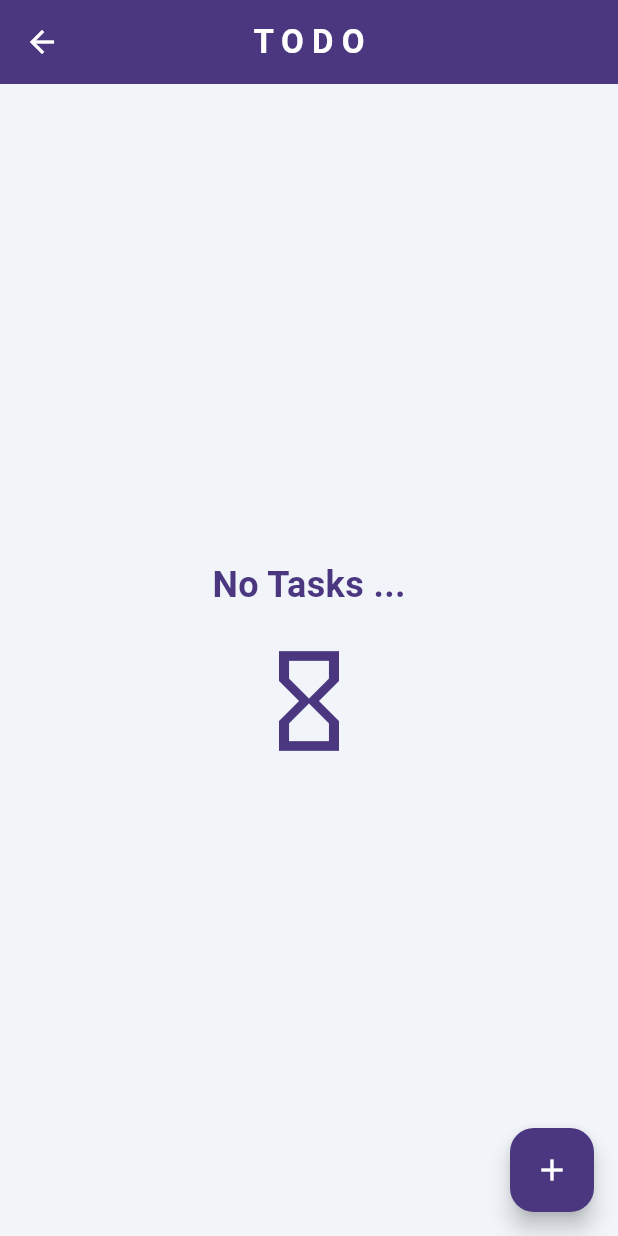
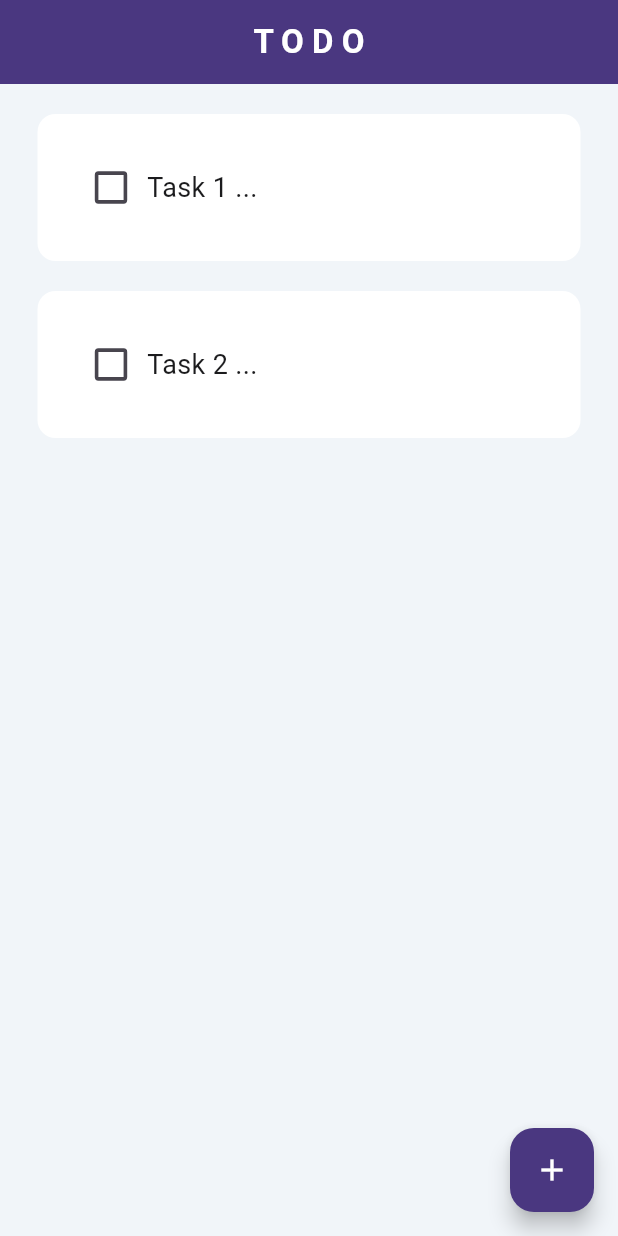
Before and after one commit to ATmilkyway/flutter_todo, a Flutter app: the TodoPage screen opened directly, on a phone screen of 412 x 824 dp. Run offline on Flutter 3.47's test engine with Material 3 defaults, Android fonts, the phone set to English and light mode, and no system bars; drawn by our look-alikes of flutter_slidable; our stand-ins replace hive_flutter; accounts and stored records are empty.

Commit message:
feat(hive): add localstorage function

```diff
--- /dev/null
+++ b/lib/data/database.dart
@@ -0,0 +1,21 @@
+import 'package:hive_flutter/hive_flutter.dart';
+
+class ToDoDatabase {
+  final _taskBox = Hive.box('taskBox');
+  List todoList = [];
+
+  void createInitialData() {
+    todoList = [
+      ['Task 1 ...', false],
+      ['Task 2 ...', false],
+    ];
+  }
+
+  void loadData() {
+    todoList = _taskBox.get('TODOLIST');
+  }
+
+  void updateDatabase() {
+    _taskBox.put('TODOLIST', todoList);
+  }
+}
--- a/lib/pages/todo_page.dart
+++ b/lib/pages/todo_page.dart
@@ -1,4 +1,6 @@
 import 'package:flutter/material.dart';
+import 'package:hive_flutter/hive_flutter.dart';
+import 'package:todo/data/database.dart';
 import 'package:todo/util/dialog_box.dart';
 import 'package:todo/util/todo_tile.dart';
 
@@ -10,20 +12,36 @@ class TodoPage extends StatefulWidget {
 }
 
 class _TodoPageState extends State<TodoPage> {
+  final _taskBox = Hive.box('taskBox');
   final _newTaskInputFieldController = TextEditingController();
 
-  final List tasks = [];
+  // final List tasks = [];
   //  final List tasks = [
   //   ['Finding a Job', false],
   //   ['Walking with Bobby', false],
   //   ['Washing Dishes', false],
   // ];
 
+  ToDoDatabase db = ToDoDatabase();
+
+  @override
+  void initState() {
+    super.initState();
+    // if this is the first time ever opeing the app
+    if(_taskBox.get("TODOLIST") == null){
+       db.createInitialData();
+    }
+    else{
+      db.loadData();
+
+    }
+  }
   // checkBoxChnaged
   void checkBoxChnaged(int index) {
     setState(() {
-      tasks[index][1] = !tasks[index][1];
+      db.todoList[index][1] = !db.todoList[index][1];
     });
+    db.updateDatabase();
   }
 
   // saveNewTask
@@ -37,10 +55,11 @@ class _TodoPageState extends State<TodoPage> {
                 backgroundColor: Color(0xFF4A3780),
               ),
             )
-          : tasks.add([_newTaskInputFieldController.text, false]);
+          : db.todoList.add([_newTaskInputFieldController.text, false]);
     });
     Navigator.of(context).pop();
     _newTaskInputFieldController.clear();
+    db.updateDatabase();
   }
 
   // addNew task
@@ -60,8 +79,9 @@ class _TodoPageState extends State<TodoPage> {
   // onDelete
   void onDelete(index) {
     setState(() {
-      tasks.removeAt(index);
+      db.todoList.removeAt(index);
     });
+    db.updateDatabase();
   }
 
   @override
@@ -72,7 +92,7 @@ class _TodoPageState extends State<TodoPage> {
         title: Text('T O D O', style: TextStyle(fontWeight: FontWeight.bold)),
         centerTitle: true,
       ),
-      body: tasks.isEmpty
+      body: db.todoList.isEmpty
           ? Center(
               child: Column(
                 mainAxisAlignment: MainAxisAlignment.center,
@@ -95,11 +115,11 @@ class _TodoPageState extends State<TodoPage> {
               ),
             )
           : ListView.builder(
-              itemCount: tasks.length,
+              itemCount: db.todoList.length,
               itemBuilder: (context, index) {
                 return TodoTile(
-                  todoTask: tasks[index][0],
-                  isCompleted: tasks[index][1],
+                  todoTask: db.todoList[index][0],
+                  isCompleted: db.todoList[index][1],
                   onChanged: (value) {
                     checkBoxChnaged(index);
                   },
```
Also changed, not shown: lib/main.dart (+4 -3 lines).
